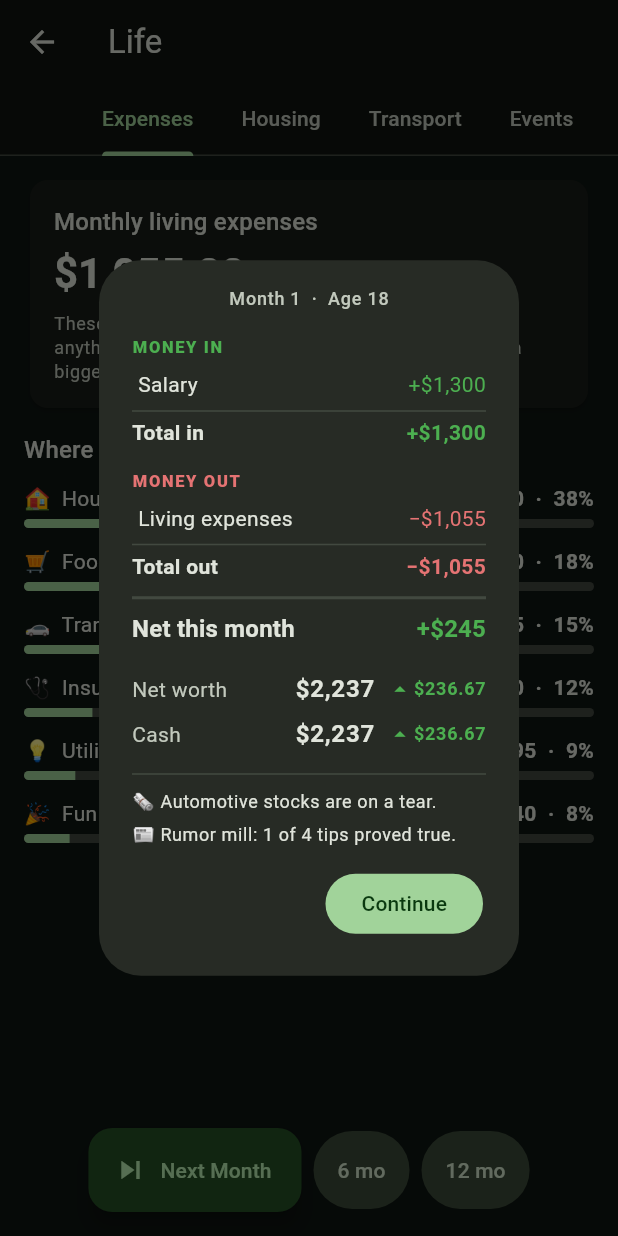
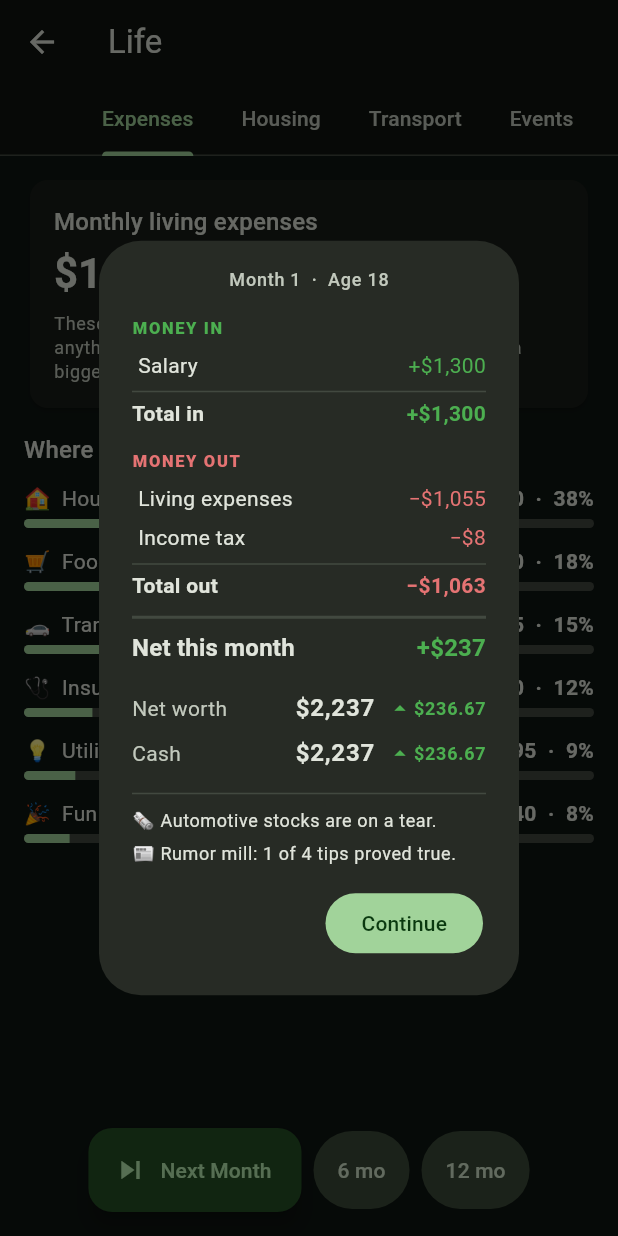
Before and after one commit to Armandoxh/Territorygame, a Flutter app: the LifeApp screen opened directly with empty values, after a tap on "Next Month", on a phone screen of 412 x 824 dp. Run offline on Flutter 3.47's test engine with Material 3 defaults, Android fonts, the phone set to English and light mode, and no system bars.

Commit message:
Show business profit (and income tax) in the P&L (build 83)
Business income was added to cash but never surfaced in the monthly P&L recap or
the dashboard cash-flow, so it looked like it vanished. Fixes:
- Month recap dialog now lists 'Business profit' under Money in (and 'Business
  loss' / 'Income tax' under Money out) — the recap was also silently omitting
  income tax, now shown.
- Dashboard: net monthly flow now includes after-tax business profit, and the
  'Passive income' card becomes 'Passive + business' (interest, dividends,
  profit) when you own businesses.
- New getter expectedMonthlyBusinessIncome (run-rate after manager cut +
  attention penalty) drives the dashboard figures.

Display-only; engine cash flow was already correct.

https://claude.ai/code/session_01JqBticQH2m2VG91X5ciAMv

```diff
--- a/wealthquest/lib/ui/widgets/day_summary_dialog.dart
+++ b/wealthquest/lib/ui/widgets/day_summary_dialog.dart
@@ -27,9 +27,13 @@ Future<void> showDaySummary(
         if (r.interest > 0.005) _Line('Interest', r.interest),
         if (r.dividends > 0.005) _Line('Dividends & coupons', r.dividends),
         if (r.rent > 0.005) _Line('Rental income', r.rent),
+        if (r.businessIncome > 0.005) _Line('Business profit', r.businessIncome),
       ];
       final expenses = <_Line>[
         _Line('Living expenses', r.expenses),
+        if (r.tax > 0.005) _Line('Income tax', r.tax),
+        if (r.businessIncome < -0.005)
+          _Line('Business loss', -r.businessIncome),
         if (r.mortgage > 0.005) _Line('Mortgage', r.mortgage),
         if (r.overdraftFee > 0.005) _Line('Overdraft fee', r.overdraftFee),
       ];
--- a/wealthquest/lib/version.dart
+++ b/wealthquest/lib/version.dart
@@ -5,6 +5,6 @@
 /// of the home header shows this, so you can instantly confirm the live page is
 /// the latest build (and not a stale cache).
 const String kAppVersion = '0.41.0';
-const int kBuildNumber = 82;
+const int kBuildNumber = 83;
 
 String get appVersionLabel => 'v$kAppVersion · build $kBuildNumber';
--- a/wealthquest/pubspec.yaml
+++ b/wealthquest/pubspec.yaml
@@ -1,7 +1,7 @@
 name: wealthquest
 description: "A mobile life-sim / stock-market game. Start at 18 with a day job; each Next Month advances a month — watch your investments perform."
 publish_to: "none"
-version: 0.41.0+82
+version: 0.41.0+83
 
 environment:
   sdk: ">=3.4.0 <4.0.0"
```
Also changed, not shown: wealthquest/lib/state/game_controller.dart (+15 -0 lines), wealthquest/lib/ui/dashboard_tab.dart (+13 -4 lines), 1 other file.
